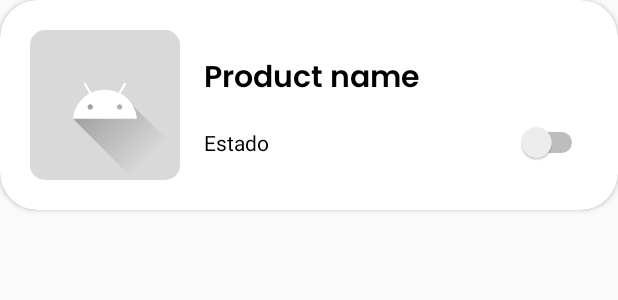
After one commit to JoseHernann/IntercambiosUANL, an Android app: the layout large_cards.xml on its own in the app's theme, with its tools: preview values and no code run, on a phone screen of 412 x 824 dp. The commit adds this screen. Shown: the top 300 px of the screen. Run offline under Robolectric (Android 15) with nearby library versions, the phone set to English and light mode, and no system bars.

Commit message:
Se crea la opción para desactivar productos
Se agrega la opción para desactivar los productos que se hallan publicado  *pendiente agregar las imagenes desde la firestorage

```diff
--- a/app/src/main/AndroidManifest.xml
+++ b/app/src/main/AndroidManifest.xml
@@ -54,6 +54,7 @@
             android:name=".activities.DetailActivity"
             android:label="Detail Activity" />
 
+        <activity android:name=".activities.myProductsActivity" />
 
     </application>
 
--- a/app/src/main/java/com/aleor/exchangesapp/activities/DetailActivity.kt
+++ b/app/src/main/java/com/aleor/exchangesapp/activities/DetailActivity.kt
@@ -78,11 +78,6 @@ class DetailActivity: AppCompatActivity() {
         }
 
 
-        println("HOLAAAAA")
-
-
-
-
         val storageRef = Firebase.storage.reference.child("/${productId}")
         storageRef.listAll().addOnSuccessListener { listResult ->
             if (listResult.items.isNotEmpty()) {
--- a/app/src/main/java/com/aleor/exchangesapp/activities/FormsActivity.kt
+++ b/app/src/main/java/com/aleor/exchangesapp/activities/FormsActivity.kt
@@ -56,6 +56,7 @@ class FormsActivity : AppCompatActivity() {
     private var name:String = ""
     private var description:String = ""
     private var faculty = ""
+    private var available = true
     override fun onCreate(savedInstanceState: Bundle?) {
         super.onCreate(savedInstanceState)
 
@@ -134,7 +135,8 @@ class FormsActivity : AppCompatActivity() {
             "category" to category,
             "state" to state,
             "userEmail" to userEmail,
-            "faculty" to faculty
+            "faculty" to faculty,
+            "available" to available,
         )
 
         if(name != "" && description != "" && category != "-Seleccione una categoria-" && state != "none"){
--- /dev/null
+++ b/app/src/main/res/layout/large_cards.xml
@@ -0,0 +1,59 @@
+<androidx.cardview.widget.CardView xmlns:android="http://schemas.android.com/apk/res/android"
+    xmlns:app="http://schemas.android.com/apk/res-auto"
+    xmlns:tools="http://schemas.android.com/tools"
+    android:id="@+id/card_view"
+    android:layout_width="match_parent"
+    android:layout_height="wrap_content"
+    android:layout_marginBottom="16dp"
+    android:clickable="true"
+    android:focusable="true"
+    android:background="@drawable/rounded_white"
+    app:cardCornerRadius="25dp"
+    android:foreground="?android:attr/selectableItemBackground">
+
+    <LinearLayout
+        android:layout_width="match_parent"
+        android:layout_height="wrap_content"
+        android:orientation="horizontal"
+        android:padding="20dp"
+        android:background="@drawable/rounded_layout"
+        >
+
+        <ImageView
+            android:id="@+id/productImage"
+            android:layout_width="100dp"
+            android:layout_height="100dp"
+            android:adjustViewBounds="true"
+            android:scaleType="centerCrop"
+            android:background="@drawable/rounded_lightgrey"
+            android:src="@drawable/ic_launcher_foreground" />
+
+        <LinearLayout
+            android:layout_width="match_parent"
+            android:layout_height="match_parent"
+            android:orientation="vertical">
+            <TextView
+                android:id="@+id/name_product"
+                android:layout_width="match_parent"
+                android:layout_height="wrap_content"
+                android:layout_marginTop="16dp"
+                android:layout_marginStart="16dp"
+                android:fontFamily="@font/poppinssemibold"
+                android:text="Product name"
+                android:textColor="@color/black"
+                android:textSize="20sp" />
+
+            <Switch
+                android:id="@+id/available"
+                android:layout_width="match_parent"
+                android:layout_height="0dp"
+                android:layout_marginStart="16dp"
+                android:layout_weight="2"
+                android:text="Estado"
+                tools:ignore="UseSwitchCompatOrMaterialXml" />
+
+        </LinearLayout>
+
+
+    </LinearLayout>
+</androidx.cardview.widget.CardView>
```
Also changed, not shown: app/build.gradle (+11 -5 lines), app/src/main/java/com/aleor/exchangesapp/activities/HomeActivity.kt (+6 -4 lines), app/src/main/java/com/aleor/exchangesapp/activities/myProductsActivity.kt (added, +161 -0 lines), app/src/main/res/layout/activity_chat.xml (+1 -18 lines), app/src/main/res/layout/activity_map.xml (+10 -1 lines), app/src/main/res/layout/activity_myproducts.xml (added, +51 -0 lines), app/src/main/res/menu/bottom_navigation_menu.xml (+6 -2 lines), 1 other file.
